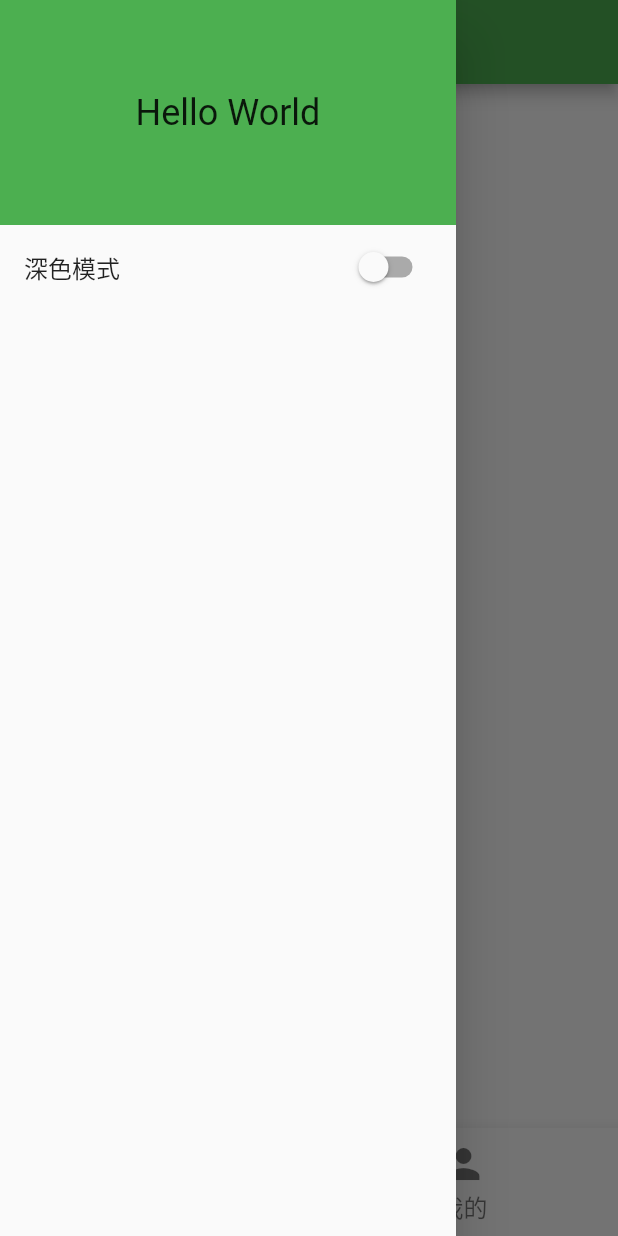
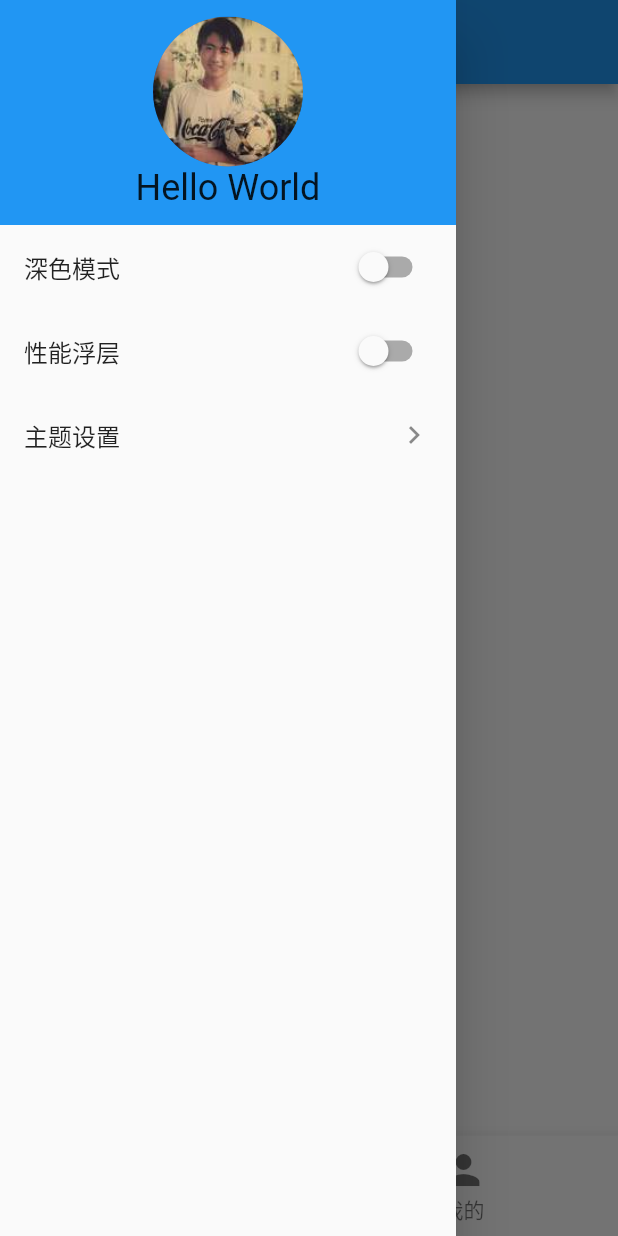
Before and after one commit to bbcef/flutter_scaffold, a Flutter app: the screen it shows after launch, after a tap on the "menu" icon, on a phone screen of 412 x 824 dp. Run offline on Flutter 3.47's test engine with Material 2 defaults, Android fonts, the phone set to English and light mode, and no system bars; our stand-ins replace dio, event_bus, fluttertoast, image_picker; network calls fail.

Commit message:
新增 本地资源展示等demo 优化

```diff
--- a/lib/config.dart
+++ b/lib/config.dart
@@ -1,13 +1,24 @@
 import 'package:flutter/material.dart';
+class AppConfig{
+  // ----------------------------初始化----------------------------
+  // 主题
+  static final Color primaryColor = Colors.blue;
+  // 亮暗模式 -
+  static final ThemeMode themeMode = ThemeMode.light;
+  // 是否显示性能浮层
+  static final bool showPerformanceOverlay = false;
+  // title
+  static final String title = 'flutter_scaffold';
+}
 
 class HttpConfig{
   static const String baseUrl = 'https://httpbin.org';
   static const int timeout = 5000;
-
 }
 
+
 class ThemeConfig{
-
+  // ----------------------------亮暗模式----------------------------
   // Button 主题
   static const ButtonThemeData buttonTheme = ButtonThemeData();
   // Card 主题
@@ -23,7 +34,9 @@ class ThemeConfig{
     // 1. 亮度
     brightness: Brightness.light,
     // 2. 相当于 同时设置了 primaryColor(决定 导航 TabBar 颜色) accentColor（组件等默认颜色）
-    primarySwatch: Colors.green,
+    // primarySwatch: Colors.green,
+    primaryColor: Colors.blue,
+    accentColor: Colors.blue,
     buttonTheme: buttonTheme,
     cardTheme: cardTheme,
     textTheme: textTheme
@@ -33,9 +46,14 @@ class ThemeConfig{
     // 1. 亮度  暗黑模式
     brightness: Brightness.dark,
     // 2. 相当于 同时设置了 primaryColor(决定 导航 TabBar 颜色) accentColor（组件等默认颜色）
-    primarySwatch: Colors.grey,
+    // primarySwatch: Colors.grey,
+    primaryColor: Colors.grey,
+    accentColor: Colors.blue,
     buttonTheme: buttonTheme,
     cardTheme: cardTheme,
     textTheme: textTheme
   );
+
+
+
 }
--- a/lib/main.dart
+++ b/lib/main.dart
@@ -1,15 +1,15 @@
 import 'package:flutter/material.dart';
-/// config
-import 'package:flutter_scaffold/config.dart';
 // utils
 import 'package:flutter_scaffold/utils/size_fit.dart';
-import 'package:flutter_scaffold/viewModel/app_view_model.dart';
 /// provider
 import 'package:provider/provider.dart';
 /// route
 import 'package:flutter_scaffold/router/router.dart';
 /// providers
 import 'package:flutter_scaffold/viewModel/initialize_providers.dart';
+import 'package:flutter_scaffold/viewModel/app_view_model.dart';
+// config
+import 'package:flutter_scaffold/config.dart';
 
 void main() {
   runApp(
@@ -27,9 +27,11 @@ class MyApp extends StatelessWidget {
     return Consumer<AppViewModel>(
       builder: (context,appVM,child){
         return MaterialApp(
-          title: 'Flutter Scaffold',
-          theme: appVM.currentTheme,
-          // darkTheme: ThemeConfig.darkTheme,
+          title: AppConfig.title,
+          themeMode: appVM.currentThemeMode,
+          theme: appVM.copyLightTheme(),
+          darkTheme: appVM.copyDarkTheme(),
+          showPerformanceOverlay: appVM.showPerformanceOverlay,
           routes: CsRouter.routes,
           initialRoute: CsRouter.initialRoute,
           onGenerateRoute: CsRouter.onGenerateRoute,
--- a/lib/pages/bottom_navigation/home/widgets/content.dart
+++ b/lib/pages/bottom_navigation/home/widgets/content.dart
@@ -14,7 +14,7 @@ class _HomeContentState extends State<HomeContent> {
   @override
   void initState() {
     super.initState();
-    MovieList.getMovieList(0,10).then(
+    MovieList.getMovieList(0,20).then(
       (result){
         setState((){
           movies.addAll(result);
--- a/lib/pages/bottom_navigation/profile/widgets/content.dart
+++ b/lib/pages/bottom_navigation/profile/widgets/content.dart
@@ -10,12 +10,15 @@ class _ProfileContentState extends State<ProfileContent> {
     final double iconSize = 24.0;
     final Color iconColor = Theme.of(context).accentColor;
     return [
+      {'icon':Icon(Icons.insert_emoticon,size: iconSize,color: iconColor),'text': '自定义 icon', 'route': '/custom_icon'},
       {'icon':Icon(Icons.view_module_outlined,size: iconSize,color: iconColor),'text': 'ViewModel Demo', 'route': '/viewmodel'},
       {'icon':Icon(Icons.router_outlined,size: iconSize,color: iconColor),'text': 'Routet Demo', 'route': '/router'},
       {'icon':Icon(Icons.image_outlined,size: iconSize,color: iconColor),'text': '图片预览 Demo', 'route': '/image_preview'},
-      {'icon':Icon(Icons.image_outlined,size: iconSize,color: iconColor),'text': 'B站热门排行榜', 'route': '/b_movie_list'},
-      {'icon':Icon(Icons.image_outlined,size: iconSize,color: iconColor),'text': '插件 - image_picker', 'route': '/image_picker'},
-      {'icon':Icon(Icons.image_outlined,size: iconSize,color: iconColor),'text': '插件 - url_launcher', 'route': '/url_launcher'},
+      {'icon':Icon(Icons.list,size: iconSize,color: iconColor),'text': 'B站热门排行榜', 'route': '/b_movie_list'},
+      {'icon':Icon(Icons.add_photo_alternate,size: iconSize,color: iconColor),'text': '插件 - image_picker', 'route': '/image_picker'},
+      {'icon':Icon(Icons.pending,size: iconSize,color: iconColor),'text': '插件 - url_launcher', 'route': '/url_launcher'},
+
+
 
       // {'icon':Icon(Icons.image_outlined,size: iconSize,color: iconColor),'text': '插件 - webview_flutter', 'route': '/url_launcher'},
       // {'icon':Icon(Icons.image_outlined,size: iconSize,color: iconColor),'text': '插件 - share', 'route': '/url_launcher'},
--- a/lib/pages/home/index.dart
+++ b/lib/pages/home/index.dart
@@ -1,6 +1,8 @@
 import 'package:flutter/material.dart';
+import 'package:flutter/services.dart';
 import 'package:flutter_scaffold/pages/home/modules.dart';
 import 'package:flutter_scaffold/pages/home/widgets/drawer.dart';
+import 'package:flutter_scaffold/utils/toast.dart';
 
 class MainPage extends StatefulWidget {
   static const String routeName = '/';
@@ -10,18 +12,40 @@ class MainPage extends StatefulWidget {
 
 class _MainPageState extends State<MainPage> {
   int _currIndex = 0;
+  DateTime lastPopTime;
+
+
+  @override
+  void dispose() {
+    super.dispose();
+    if(lastPopTime != null){
+      lastPopTime = null;
+    }
+  }
+
+  // 点击返回键的操作
+  signout() async {
+    if(lastPopTime == null || DateTime.now().difference(lastPopTime) > Duration(seconds: 2)){
+      lastPopTime = DateTime.now();
+      showToast('再按一次退出');
+    }else{
+      lastPopTime = DateTime.now();
+      await SystemChannels.platform.invokeMethod('SystemNavigator.pop');
+    }
+  }
+
   @override
   Widget build(BuildContext context) {
-
-    return Scaffold(
+    return WillPopScope(
+      child:  Scaffold(
         body: IndexedStack(
           index: _currIndex,
           children: pages
         ),
         drawer: DrawerContent(),
         bottomNavigationBar: BottomNavigationBar(
-        unselectedFontSize: 16,
-        selectedFontSize: 16,
+          unselectedFontSize: 14,
+          selectedFontSize: 14,
           currentIndex: _currIndex,
           type: BottomNavigationBarType.fixed,
           items: items,
@@ -31,6 +55,10 @@ class _MainPageState extends State<MainPage> {
             });
           },
         )
+      ),
+      onWillPop: (){
+        signout();
+      }
     );
   }
 }
--- a/lib/pages/home/widgets/drawer.dart
+++ b/lib/pages/home/widgets/drawer.dart
@@ -10,6 +10,43 @@ class DrawerContent extends StatefulWidget {
 }
 
 class _DrawerContentState extends State<DrawerContent> {
+
+  // 亮暗模式
+  ListTile _brightnessWidget(appVm){
+    return ListTile(
+      title: Text('深色模式'),
+      trailing: Switch(
+        value: appVm.currentThemeMode == ThemeMode.dark ? true : false,
+        onChanged: (value){
+          appVm.switchingTheme(value);
+          // Scaffold.of(context).openEndDrawer();
+        }
+      )
+    );
+  }
+  // 性能浮层
+  ListTile _performanceOverlayWidget(appVm){
+    return ListTile(
+      title: Text('性能浮层'),
+      trailing: Switch(
+        value: appVm.showPerformanceOverlay == true ? true : false,
+        onChanged: (value){
+          appVm.switchingShowPerformanceOverlay();
+        }
+      )
+    );
+  }
+  // 主题设置
+  ListTile _themeSettingPageWidget(){
+    return ListTile(
+      title: Text('主题设置'),
+      trailing: Icon(Icons.keyboard_arrow_right),
+      onTap: (){
+        Navigator.of(context).pushNamed('/theme_setting');
+      },
+    );
+  }
+
   @override
   Widget build(BuildContext context) {
     return Drawer(
@@ -20,19 +57,25 @@ class _DrawerContentState extends State<DrawerContent> {
             color: Theme.of(context).primaryColor,
             width: double.infinity,
             alignment: Alignment.center,
-            child: Text('Hello World',style: TextStyle(fontSize: 24),)
+            child: Column(
+              mainAxisAlignment: MainAxisAlignment.center,
+              children: [
+                CircleAvatar(
+                  radius: 50,
+                  backgroundImage: AssetImage('assets/images/portrait.jpg')
+                ),
+                Text('Hello World',style: TextStyle(fontSize: 24),)
+              ],
+            )
           ),
           Consumer<AppViewModel>(
             builder: (context,appVm,child){
-              return ListTile(
-                title: Text('深色模式'),
-                trailing: Switch(
-                  value: appVm.currentTheme == ThemeConfig.darkTheme ? true : false,
-                  onChanged: (value){
-                    appVm.switchingTheme();
-                    Scaffold.of(context).openEndDrawer();
-                  }
-                ),
+              return Column(
+                children: [
+                  _brightnessWidget(appVm),
+                  _performanceOverlayWidget(appVm),
+                  _themeSettingPageWidget()
+                ]
               );
             }
           ),
--- a/lib/router/router.dart
+++ b/lib/router/router.dart
@@ -1,11 +1,14 @@
 import 'package:flutter/material.dart';
+import 'package:flutter_scaffold/pages/app/theme_setting/index.dart';
 import 'package:flutter_scaffold/pages/app/unknow/index.dart';
 import 'package:flutter_scaffold/pages/home/index.dart';
+import 'package:flutter_scaffold/pages/modules/custom_icon/index.dart';
 import 'package:flutter_scaffold/pages/modules/image_preview.dart';
 import 'package:flutter_scaffold/pages/modules/router_page/router_page_form.dart';
 import 'package:flutter_scaffold/pages/modules/router_page/router_page_to.dart';
 import 'package:flutter_scaffold/pages/modules/url_launcher/index.dart';
 import 'package:flutter_scaffold/pages/modules/view_model_page.dart';
+import 'package:flutter_scaffold/utils/navigator.dart';
 import 'package:flutter_scaffold/widgets/cs_image_preview.dart';
 import 'package:flutter_scaffold/pages/modules/b_movie_page/index.dart';
 import 'package:flutter_scaffold/pages/modules/image_picker/index.dart';
@@ -14,6 +17,10 @@ class CsRouter{
   static final Map<String, WidgetBuilder> routes = {
     '/': (context) => MainPage(),
     '/unknow': (context) => MainPage(),
+    '/theme_setting': (context) => ThemeSettingPage(),
+    // '/coustom_icon': (context) => CoustomIconPage(),
+
+
     viewModelPage.routeName: (context) => viewModelPage(),
     RouterPageForm.routeName: (context) => RouterPageForm(),
     RouterPageTo.routeName: (context) => RouterPageTo(),
@@ -27,14 +34,19 @@ class CsRouter{
   static final String initialRoute = '/';
 
   static RouteFactory onGenerateRoute = (settings){
-    if(settings.name == CsImagePreview.routeName){
-      return MaterialPageRoute(
+    switch (settings.name) {
+      // 单图片 预览
+      case CsImagePreview.routeName:
+        return MaterialPageRoute(
         builder: (context){
           return CsImagePreview(settings.arguments);
         }
       );
+      // 自定义icon
+      case '/custom_icon':
+        return Right2LeftRouter(
+            child: CoustomIconPage());
     }
-    return null;
   };
 
   static RouteFactory onUnknownRoute = (settings){
--- a/lib/utils/http.dart
+++ b/lib/utils/http.dart
@@ -1,5 +1,6 @@
 import 'package:dio/dio.dart';
 import 'package:flutter_scaffold/config.dart';
+import 'package:flutter_scaffold/utils/toast.dart';
 class Http{
 
   static final BaseOptions baseOptions = BaseOptions(
@@ -38,7 +39,25 @@ class Http{
       Response response = await dio.request(url, queryParameters: params, options: options);
       return response.data;
     } on DioError catch(e) {
+      formatError(e);
       return Future.error(e);
     }
   }
 }
+
+
+void formatError(DioError e) {
+  if (e.type == DioErrorType.CONNECT_TIMEOUT) {
+    showToast("网络好像出问题了");
+  } else if (e.type == DioErrorType.SEND_TIMEOUT) {
+    showToast("请求超时");
+  } else if (e.type == DioErrorType.RECEIVE_TIMEOUT) {
+    showToast("响应超时");
+  } else if (e.type == DioErrorType.RESPONSE) {
+    showToast("出现异常");
+  } else if (e.type == DioErrorType.CANCEL) {
+    showToast("请求取消");
+  } else {
+    showToast("网络好像出问题了");
+  }
+}
--- a/lib/utils/navigator.dart
+++ b/lib/utils/navigator.dart
@@ -39,6 +39,7 @@ class NavigatorUtils {
     }
   }
 
+  // 渐变显示
   static void pushPageByFade({
     @required BuildContext context,
     @required Widget targPage,
@@ -79,3 +80,21 @@ class NavigatorUtils {
     }
   }
 }
+
+//右--->左
+class Right2LeftRouter<T> extends PageRouteBuilder<T> {
+  final Widget child;
+  final int durationMs;
+  final Curve curve;
+  Right2LeftRouter({this.child,this.durationMs=500,this.curve=Curves.fastOutSlowIn})
+      :super(
+      transitionDuration:Duration(milliseconds: durationMs),
+      pageBuilder:(ctx,a1,a2)=>child,
+      transitionsBuilder:(ctx,a1,a2, child,) =>
+         SlideTransition(
+           child: child,
+            position: Tween<Offset>(
+              begin: Offset(1.0, 0.0), end: Offset(0.0, 0.0),).animate(
+                CurvedAnimation(parent: a1, curve: curve)),
+        ));
+}
--- /dev/null
+++ b/lib/utils/toast.dart
@@ -0,0 +1,12 @@
+import 'package:fluttertoast/fluttertoast.dart';
+
+void showToast(String msg){
+  Fluttertoast.showToast(
+      msg: msg,
+      toastLength: Toast.LENGTH_SHORT,
+      gravity: ToastGravity.BOTTOM,  // 消息框弹出的位置
+      // backgroundColor: Colors.grey,
+      // textColor: Colors.white,
+      fontSize: 16.0
+    );
+}
--- a/lib/viewModel/app_view_model.dart
+++ b/lib/viewModel/app_view_model.dart
@@ -3,11 +3,39 @@ import 'package:flutter_scaffold/config.dart';
 
 class AppViewModel extends ChangeNotifier{
 
-  ThemeData currentTheme = ThemeConfig.lightTheme;
-
-  switchingTheme(){
-    currentTheme = currentTheme == ThemeConfig.lightTheme ? ThemeConfig.darkTheme : ThemeConfig.lightTheme;
+  // 亮暗
+  ThemeMode currentThemeMode = AppConfig.themeMode;
+  switchingTheme(bool value){
+    currentThemeMode = value == true ? ThemeMode.dark : ThemeMode.light;
     notifyListeners();
   }
 
+  // 主题
+  ThemeData copyLightTheme(){
+    return ThemeConfig.lightTheme.copyWith(
+      primaryColor: currentColor,
+      accentColor: currentColor,
+    );
+  }
+  ThemeData copyDarkTheme(){
+    return ThemeConfig.darkTheme.copyWith(
+      primaryColor: currentColor,
+      accentColor: currentColor,
+    );
+  }
+  Color currentColor = AppConfig.primaryColor;
+  switchingPrimaryColro(Color color){
+    currentColor = color;
+    notifyListeners();
+  }
+
+
+  // 性能浮层
+  bool showPerformanceOverlay = AppConfig.showPerformanceOverlay;
+  switchingShowPerformanceOverlay(){
+    showPerformanceOverlay = showPerformanceOverlay == true ? false : true;
+    notifyListeners();
+  }
+
+
 }
```
Also changed, not shown: lib/pages/app/theme_setting/index.dart (added, +98 -0 lines), lib/pages/modules/custom_icon/index.dart (added, +54 -0 lines), lib/pages/modules/url_launcher/index.dart (+44 -4 lines), lib/utils/nhtc_icon.dart (added, +7 -0 lines), pubspec.yaml (+10 -49 lines), assets/fonts/nhtc_iconfont.ttf (added), assets/images/portrait.jpg (added), pubspec.lock, 8 other files. Lines whose indentation alone changed are shown as unchanged.
